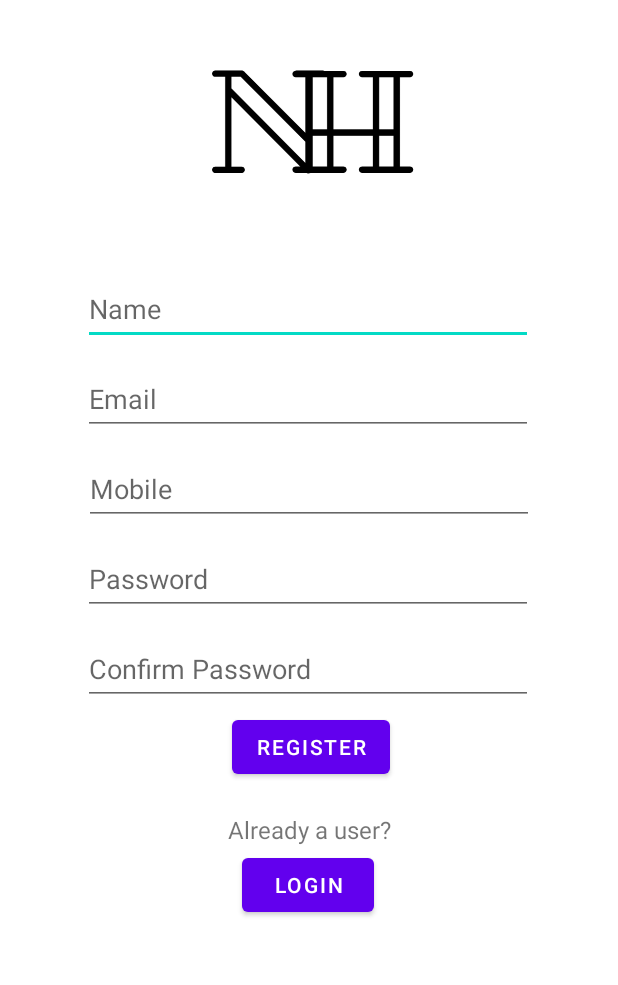
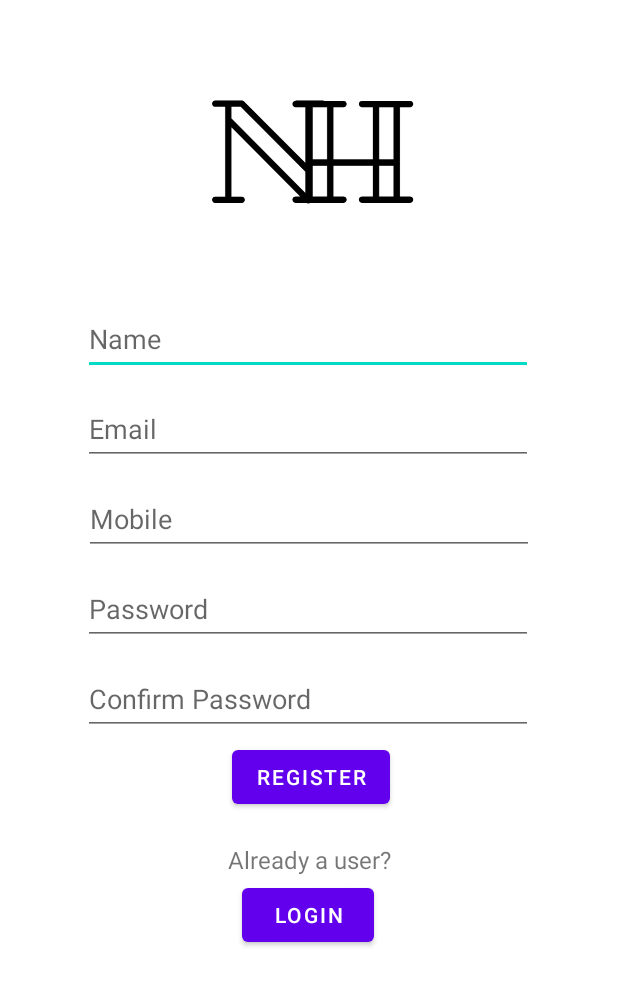
Before and after one commit to Aniket-512/Note-ingHill, an Android app: the layout activity_register.xml on its own in the app's theme, with its tools: preview values and no code run, on a phone screen of 412 x 824 dp. Shown: the top 985 px of the screen. Run offline under Robolectric (Android 15) with nearby library versions, the phone set to English and light mode, and no system bars.

Commit message:
Removed Action Bar

```diff
--- a/app/src/main/res/layout/activity_register.xml
+++ b/app/src/main/res/layout/activity_register.xml
@@ -123,6 +123,7 @@
         android:id="@+id/imageView3"
         android:layout_width="227dp"
         android:layout_height="170dp"
+        android:layout_marginTop="20dp"
         android:contentDescription="@string/app_name"
         app:layout_constraintEnd_toEndOf="parent"
         app:layout_constraintStart_toStartOf="parent"
--- a/app/src/main/res/layout/login_activity.xml
+++ b/app/src/main/res/layout/login_activity.xml
@@ -79,6 +79,7 @@
         android:id="@+id/imageView"
         android:layout_width="227dp"
         android:layout_height="183dp"
+        android:layout_marginTop="20dp"
         android:contentDescription="@string/app_name"
         app:layout_constraintEnd_toEndOf="parent"
         app:layout_constraintStart_toStartOf="parent"
--- a/app/src/main/res/values/themes.xml
+++ b/app/src/main/res/values/themes.xml
@@ -1,6 +1,6 @@
 <resources xmlns:tools="http://schemas.android.com/tools">
     <!-- Base application theme. -->
-    <style name="Theme.NoteingHill" parent="Theme.MaterialComponents.DayNight.DarkActionBar">
+    <style name="Theme.NoteingHill" parent="Theme.MaterialComponents.DayNight.NoActionBar">
         <!-- Primary brand color. -->
         <item name="colorPrimary">@color/purple_500</item>
         <item name="colorPrimaryVariant">@color/purple_700</item>
```
